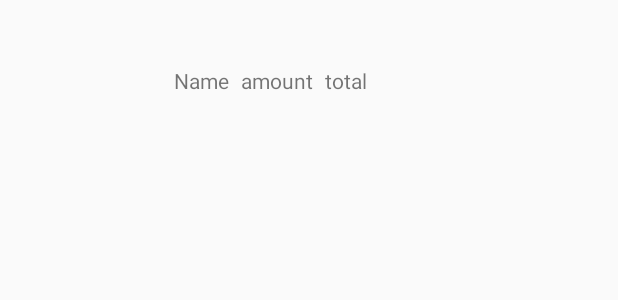
After one commit to sumrid/Multioder, an Android app: the layout fragment_cart_item.xml on its own in the app's theme, with its tools: preview values and no code run, on a phone screen of 412 x 824 dp. The commit adds this screen. Shown: the top 300 px of the screen. Run offline under Robolectric (Android 15) with nearby library versions, the phone set to English and light mode, and no system bars; Roboto replaces fonts that are not available here.

Commit message:
ปรับปรุงการแสดงรายการอาหารในตะกร้า เปลี่ยนเล็กน้อย ยังไม่ได้จัดให้สวยงาม

```diff
--- a/app/src/main/java/com/g05/itkmitl/multioder/food/FoodDetailActivity.java
+++ b/app/src/main/java/com/g05/itkmitl/multioder/food/FoodDetailActivity.java
@@ -1,7 +1,5 @@
 package com.g05.itkmitl.multioder.food;
 
-import android.support.design.internal.BottomNavigationMenuView;
-import android.support.v4.app.Fragment;
 import android.support.v7.app.AppCompatActivity;
 import android.os.Bundle;
 import android.view.MenuItem;
@@ -66,12 +64,12 @@ public class FoodDetailActivity extends AppCompatActivity {
     }
 
     private void addFoodToCart(){
-        food.setKey(System.currentTimeMillis()+"");
+        food.setDeleteKey(System.currentTimeMillis()+"");
         auth.getCurrentUser().getUid();
         firebaseFirestore.collection("Users")
                 .document(auth.getCurrentUser().getUid())
                 .collection("cart")
-                .document(food.getKey())
+                .document(food.getDeleteKey())
                 .set(food);
     }
 }
--- /dev/null
+++ b/app/src/main/res/layout/fragment_cart_item.xml
@@ -0,0 +1,48 @@
+<?xml version="1.0" encoding="utf-8"?>
+<android.support.constraint.ConstraintLayout
+    xmlns:android="http://schemas.android.com/apk/res/android"
+    xmlns:app="http://schemas.android.com/apk/res-auto"
+    xmlns:tools="http://schemas.android.com/tools"
+    android:layout_width="match_parent"
+    android:layout_height="match_parent">
+
+    <ImageView
+        android:id="@+id/cart_item_image"
+        android:layout_width="100dp"
+        android:layout_height="100dp"
+        android:layout_marginStart="8dp"
+        android:layout_marginTop="8dp"
+        app:layout_constraintStart_toStartOf="parent"
+        app:layout_constraintTop_toTopOf="parent" />
+
+    <TextView
+        android:id="@+id/cart_item_name"
+        android:layout_width="wrap_content"
+        android:layout_height="wrap_content"
+        android:layout_marginStart="8dp"
+        android:layout_marginTop="44dp"
+        android:text="Name"
+        app:layout_constraintStart_toEndOf="@+id/cart_item_image"
+        app:layout_constraintTop_toTopOf="parent" />
+
+    <TextView
+        android:id="@+id/cart_item_amount"
+        android:layout_width="wrap_content"
+        android:layout_height="wrap_content"
+        android:layout_marginStart="8dp"
+        android:layout_marginTop="44dp"
+        android:text="amount"
+        app:layout_constraintStart_toEndOf="@+id/cart_item_name"
+        app:layout_constraintTop_toTopOf="parent" />
+
+    <TextView
+        android:id="@+id/cart_item_total"
+        android:layout_width="wrap_content"
+        android:layout_height="wrap_content"
+        android:layout_marginStart="8dp"
+        android:layout_marginTop="44dp"
+        android:text="total"
+        app:layout_constraintStart_toEndOf="@+id/cart_item_amount"
+        app:layout_constraintTop_toTopOf="parent" />
+
+</android.support.constraint.ConstraintLayout>
```
Also changed, not shown: app/src/main/java/com/g05/itkmitl/multioder/CartFragment.java (+64 -23 lines), app/src/main/java/com/g05/itkmitl/multioder/cart/CartAdapter.java (added, +48 -0 lines), app/src/main/java/com/g05/itkmitl/multioder/cart/CartItem.java (added, +66 -0 lines), app/src/main/java/com/g05/itkmitl/multioder/food/Food.java (+14 -5 lines), app/src/main/java/com/g05/itkmitl/multioder/food/FoodListFragment.java (+2 -14 lines).
